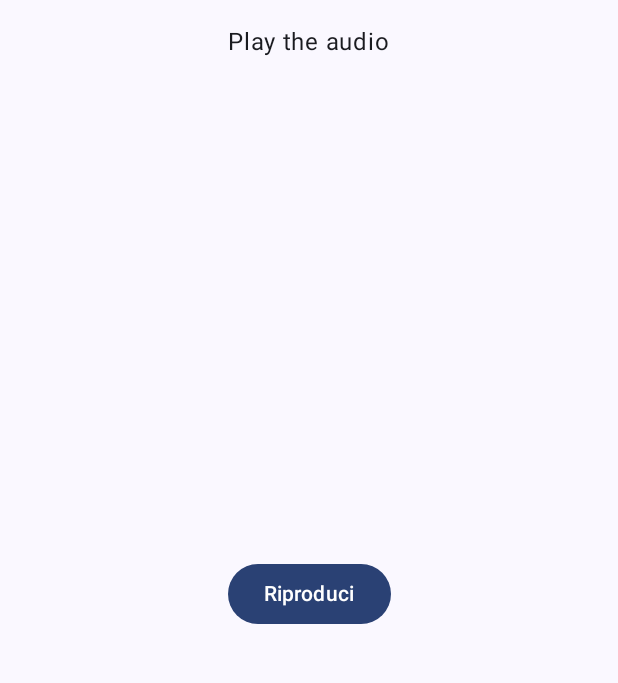
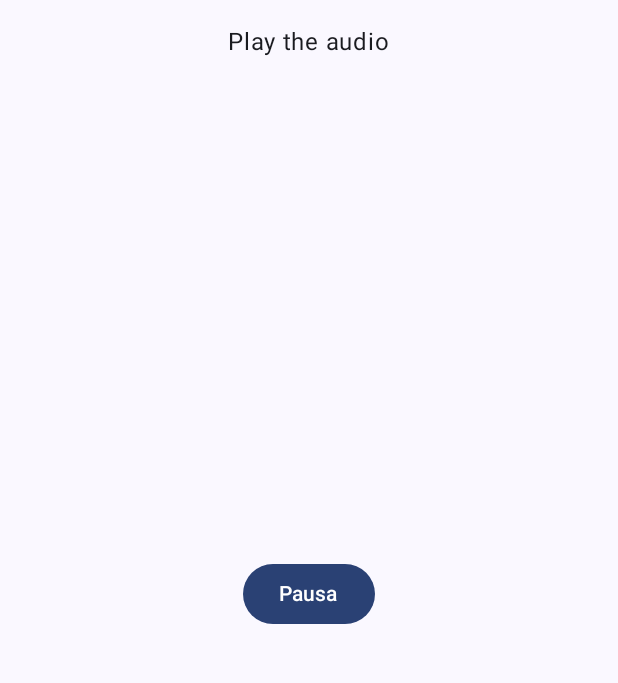
Before and after one commit to luca1388/baby-fon, an Android app built with Jetpack Compose: the screen it shows after launch (MainActivity), after a tap on "Riproduci", on a phone screen of 412 x 824 dp, the part 84-767 px from its top. Run offline under Robolectric (Android 15) with nearby library versions, the phone set to English and light mode, and no system bars.

Commit message:
Change button label

```diff
--- a/app/src/main/java/com/example/babyfon/MainActivity.kt
+++ b/app/src/main/java/com/example/babyfon/MainActivity.kt
@@ -26,6 +26,8 @@ import com.example.babyfon.ui.theme.BabyFonTheme
 import androidx.compose.foundation.layout.Spacer
 import androidx.compose.foundation.layout.fillMaxSize
 import androidx.compose.foundation.layout.padding
+import androidx.compose.runtime.mutableStateOf
+import androidx.compose.runtime.remember
 import androidx.compose.ui.platform.LocalContext
 import androidx.media3.common.MediaItem
 import androidx.media3.exoplayer.ExoPlayer
@@ -67,6 +69,7 @@ fun Greeting(name: String, modifier: Modifier = Modifier) {
 @Preview(showBackground = true)
 @Composable
 fun FilledButtonExample() {
+    val (value, setValue) = remember { mutableStateOf("Riproduci") }
     val player = ExoPlayer.Builder(LocalContext.current).build()
     val uri = Uri.Builder().scheme(ContentResolver.SCHEME_ANDROID_RESOURCE)
         .path(R.raw.sample.toString())
@@ -81,34 +84,26 @@ fun FilledButtonExample() {
             .padding(all = 16.dp)
     ) {
         Text(text = "Baby Fon", style = MaterialTheme.typography.headlineLarge, modifier = Modifier.padding(bottom = 16.dp))
-
         Text("Play the audio")
         Spacer(modifier = Modifier.weight(1F))
-        //Text("Match the slider as close as you can to the number:")
-        var label = "Riproduci"
+
+        //var label = "Riproduci"
         Button(onClick = {
-
-            /* TODO */
-            //var mediaPlayer = MediaPlayer.create(context, R.raw.sample)
-            //mediaPlayer.start() // no need to call prepare(); create() does that for you
             if (!player.isPlaying) {
                 // Set the media item to be played.
                 player.setMediaItem(mediaItem)
-// Prepare the player.
+                // Prepare the player.
                 player.prepare()
-// Start the playback.
+                // Start the playback.
                 player.play()
-                label = "Pausa"
+                setValue("Pausa")
             }
-
             if (player.isPlaying) {
                 player.stop()
-                label = "Riproduci"
+                setValue("Riproduci")
             }
-
-
         }) {
-            Text(label)
+            Text(value)
         }
         Spacer(modifier = Modifier.weight(1F))
     }
```
